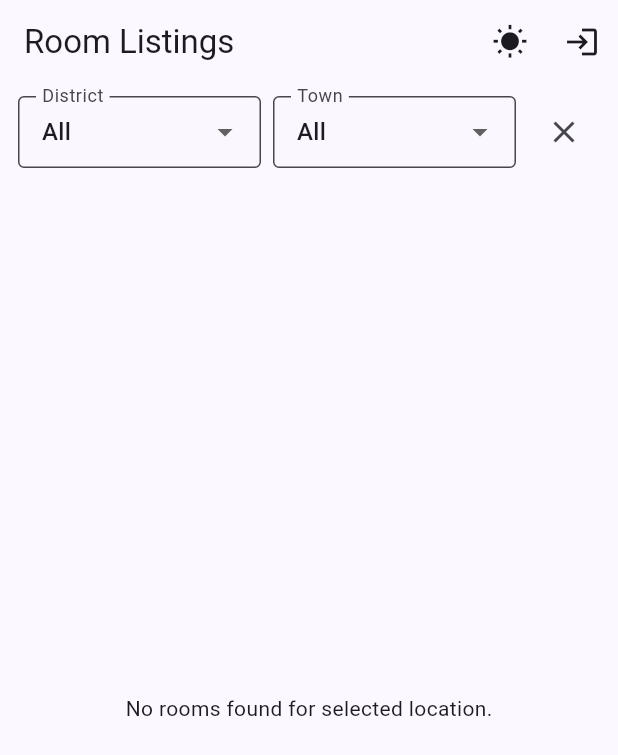
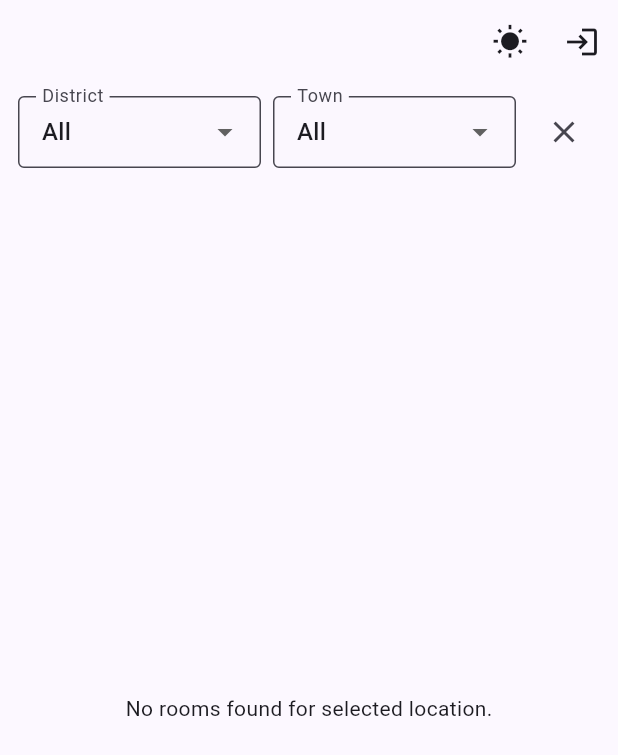
Before and after one commit to ManojSurangaBandara/bodim, a Flutter app: the screen it shows after launch, on a phone screen of 412 x 824 dp. Shown: the top 755 px of the screen. Run offline on Flutter 3.47's test engine with Material 3 defaults, Android fonts, the phone set to English and light mode, and no system bars; our stand-ins replace hive, hive_flutter, image_picker; accounts and stored records are empty.

Commit message:
Remove Title from main screen

```diff
--- a/lib/screens/home_page.dart
+++ b/lib/screens/home_page.dart
@@ -25,7 +25,7 @@ class _HomePageState extends State<HomePage> {
 
     return Scaffold(
       appBar: AppBar(
-        title: const Text('Room Listings'),
+        title: null,
         actions: [
           ValueListenableBuilder<ThemeMode>(
             valueListenable: AppState.instance.themeMode,
@@ -133,10 +133,7 @@ class _HomePageState extends State<HomePage> {
                         )
                       : minP.toDouble(),
                   (_priceRange != null)
-                      ? _priceRange!.end.clamp(
-                          minP.toDouble(),
-                          maxP.toDouble(),
-                        )
+                      ? _priceRange!.end.clamp(minP.toDouble(), maxP.toDouble())
                       : maxP.toDouble(),
                 )
               : null;
@@ -314,7 +311,9 @@ class _HomePageState extends State<HomePage> {
           if (user == null) return const SizedBox.shrink();
           return PressableScale(
             child: FloatingActionButton.extended(
-              onPressed: () => Navigator.of(context).push(MaterialPageRoute(builder: (_) => const AddPostPage())),
+              onPressed: () => Navigator.of(
+                context,
+              ).push(MaterialPageRoute(builder: (_) => const AddPostPage())),
               tooltip: 'Add Post',
               icon: const Icon(Icons.add),
               label: const Text('Add'),
```
